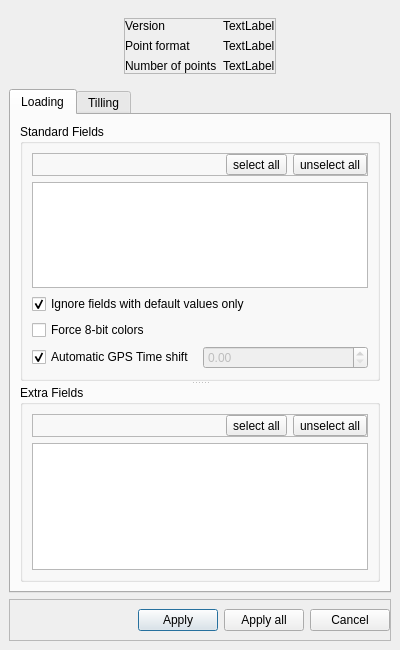
CloudCompare/CloudCompare, file plugins/core/IO/qLASIO/ui/lasopendialog.ui: the form before one commit.
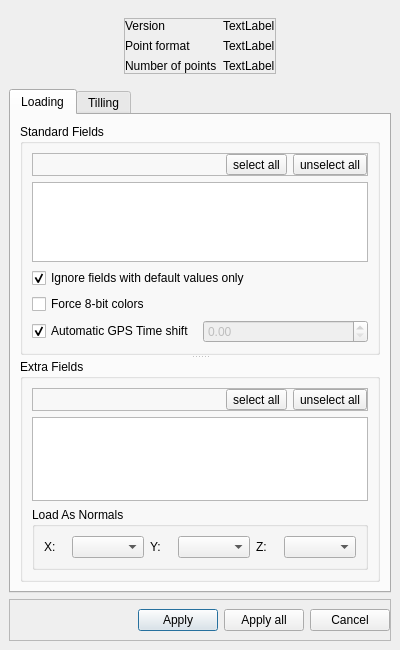
The form after the commit.

```diff
--- a/plugins/core/IO/qLASIO/ui/lasopendialog.ui
+++ b/plugins/core/IO/qLASIO/ui/lasopendialog.ui
@@ -354,6 +354,45 @@
                  <item>
                   <widget class="QListWidget" name="availableExtraScalarFields"/>
                  </item>
+                 <item>
+                  <widget class="QGroupBox" name="loadAsNormalsGroup">
+                   <property name="title">
+                    <string>Load As Normals</string>
+                   </property>
+                   <layout class="QHBoxLayout" name="horizontalLayout_2">
+                    <item>
+                     <widget class="QLabel" name="label_4">
+                      <property name="text">
+                       <string>X:</string>
+                      </property>
+                     </widget>
+                    </item>
+                    <item>
+                     <widget class="QComboBox" name="xNormalComboBox"/>
+                    </item>
+                    <item>
+                     <widget class="QLabel" name="label_2">
+                      <property name="text">
+                       <string>Y:</string>
+                      </property>
+                     </widget>
+                    </item>
+                    <item>
+                     <widget class="QComboBox" name="yNormalComboBox"/>
+                    </item>
+                    <item>
+                     <widget class="QLabel" name="label_7">
+                      <property name="text">
+                       <string>Z:</string>
+                      </property>
+                     </widget>
+                    </item>
+                    <item>
+                     <widget class="QComboBox" name="zNormalComboBox"/>
+                    </item>
+                   </layout>
+                  </widget>
+                 </item>
                 </layout>
                </widget>
               </widget>
```
